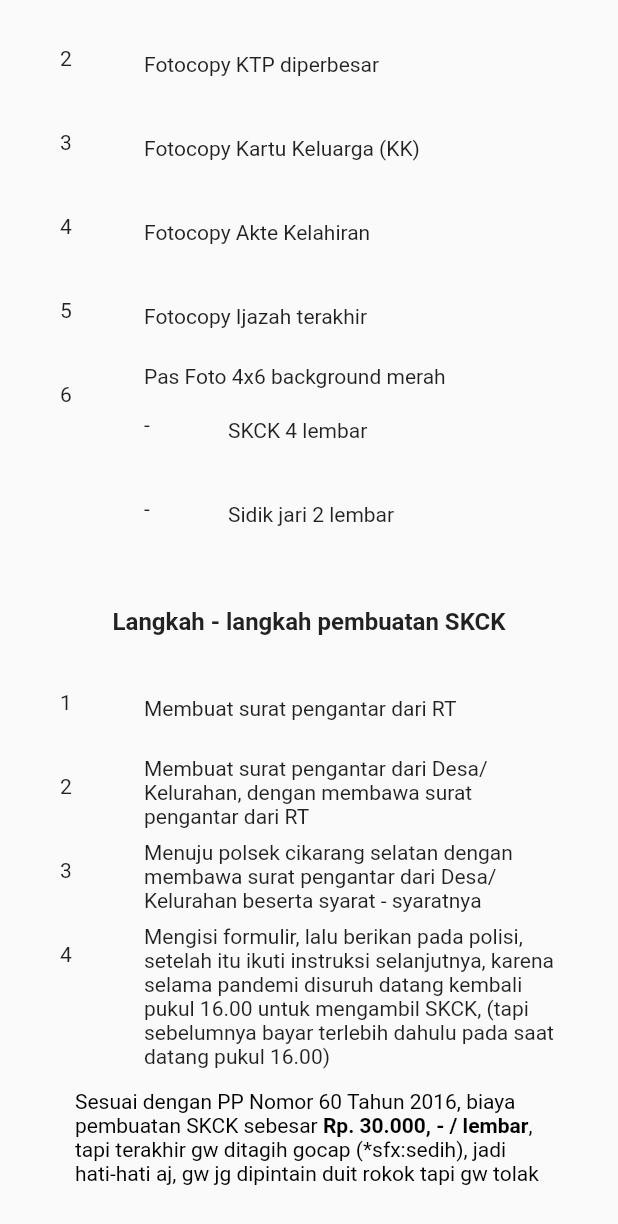
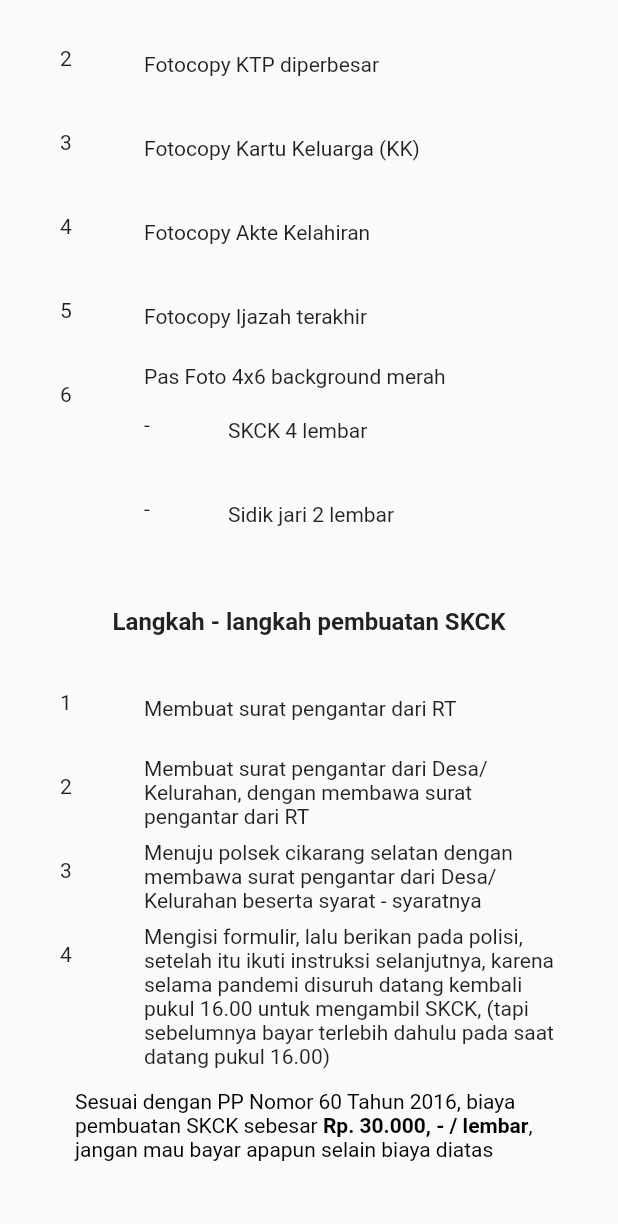
Before and after one commit to ayyuby26/permohonan-skck-online, a Flutter app: the Procedure screen opened directly, scrolled down 120 dp, on a phone screen of 412 x 824 dp. Shown: the top 1224 px of the screen. Run offline on Flutter 3.47's test engine with Material 2 defaults, Android fonts, the phone set to English and light mode, and no system bars; our stand-ins replace double_back_to_close_app, pdf, printing, styled_widget; statements that could not run were skipped.

Commit message:
perbaikan kata-kata

```diff
--- a/lib/views/procedure.dart
+++ b/lib/views/procedure.dart
@@ -171,7 +171,7 @@ class _ProcedureState extends State<Procedure> {
                           style: TextStyle(fontWeight: FontWeight.bold)),
                       TextSpan(
                           text:
-                              ', tapi terakhir gw ditagih gocap (*sfx:sedih), jadi hati-hati aj, gw jg dipintain duit rokok tapi gw tolak'),
+                              ', jangan mau bayar apapun selain biaya diatas'),
                     ],
                   ),
                 ),
```
